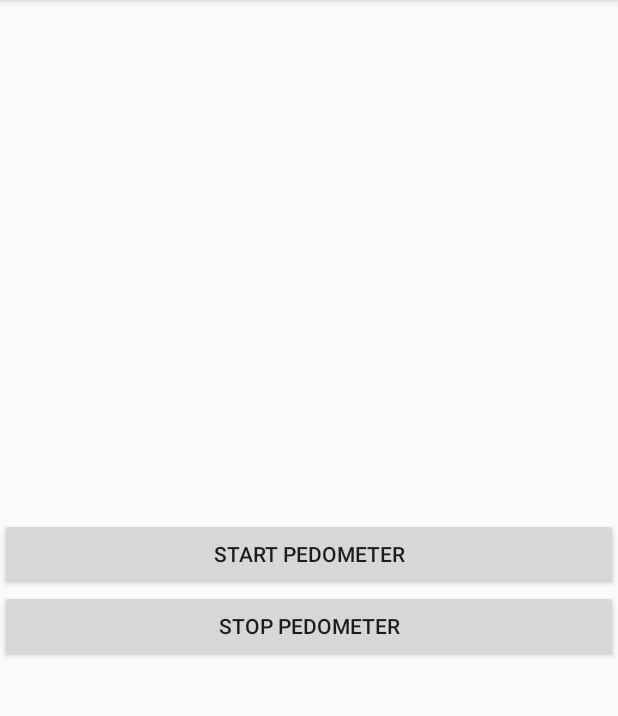
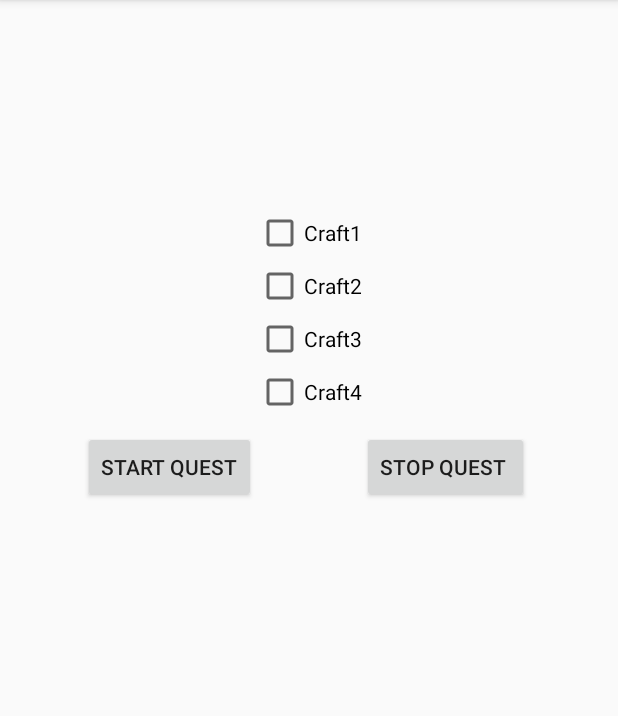
Before and after one commit to gordineerandrew/FatKillerRPG, an Android app: the screen it shows after launch (MainActivity), on a phone screen of 412 x 824 dp, the part 84-800 px from its top. Run offline under Robolectric (Android 15) with nearby library versions, the phone set to English and light mode, and no system bars.

Commit message:
got quest partially finished(1)

```diff
--- a/app/src/main/res/layout/activity_main.xml
+++ b/app/src/main/res/layout/activity_main.xml
@@ -1,9 +1,9 @@
 <?xml version="1.0" encoding="utf-8"?>
-<LinearLayout xmlns:android="http://schemas.android.com/apk/res/android"
-    android:orientation="vertical"
-    android:gravity="center"
+<RelativeLayout
+    xmlns:android="http://schemas.android.com/apk/res/android"
     android:layout_width="match_parent"
-    android:layout_height="match_parent">
+    android:layout_height="match_parent"
+    android:orientation="vertical">
 
 
 
@@ -17,16 +17,61 @@
 
     <Button
         android:id="@+id/btn_start"
-        android:layout_width="match_parent"
+        android:layout_width="wrap_content"
         android:layout_height="wrap_content"
-        android:text="Start Pedometer"
-        />
+        android:text="Start Quest"
+        android:layout_marginTop="10dp"
+        android:layout_below="@+id/craft4"
+        android:layout_toLeftOf="@+id/craft4"
+        android:layout_toStartOf="@+id/craft4" />
 
     <Button
         android:id="@+id/btn_stop"
-        android:layout_width="match_parent"
+        android:layout_width="wrap_content"
         android:layout_height="wrap_content"
-        android:text="Stop Pedometer"
-        />
+        android:text="Stop Quest "
+        android:layout_alignBaseline="@+id/btn_start"
+        android:layout_alignBottom="@+id/btn_start"
+        android:layout_toRightOf="@+id/craft4"
+        android:layout_toEndOf="@+id/craft4" />
 
-</LinearLayout>
+    <CheckBox
+        android:id="@+id/craft1"
+        android:layout_width="wrap_content"
+        android:layout_height="wrap_content"
+        android:layout_marginTop="120dp"
+        android:text="Craft1"
+        android:layout_below="@+id/tv_steps"
+        android:layout_centerHorizontal="true" />
+    <CheckBox
+        android:id="@+id/craft2"
+        android:layout_width="wrap_content"
+        android:layout_height="wrap_content"
+        android:layout_marginTop="35dp"
+        android:text="Craft2"
+        android:layout_alignTop="@+id/craft1"
+        android:layout_alignLeft="@+id/craft1"
+        android:layout_alignStart="@+id/craft1" />
+    <CheckBox
+        android:id="@+id/craft3"
+        android:layout_width="wrap_content"
+        android:layout_height="wrap_content"
+        android:layout_marginTop="35dp"
+        android:text="Craft3"
+        android:layout_alignTop="@+id/craft2"
+        android:layout_alignLeft="@+id/craft2"
+        android:layout_alignStart="@+id/craft2" />
+    <CheckBox
+        android:id="@+id/craft4"
+        android:layout_width="wrap_content"
+        android:layout_height="wrap_content"
+        android:layout_marginTop="35dp"
+        android:text="Craft4"
+        android:layout_alignTop="@+id/craft3"
+        android:layout_alignLeft="@+id/craft3"
+        android:layout_alignStart="@+id/craft3" />
+
+
+
+
+</RelativeLayout>
```
